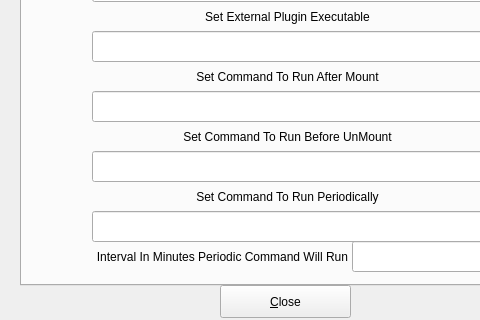
This is src/configoptions.ui in mhogomchungu/sirikali as Qt 5 draws it before an edit; both pictures show x 0 to 480 and y 155 to 475 of the 621 by 475 pixel window. The edited form follows.
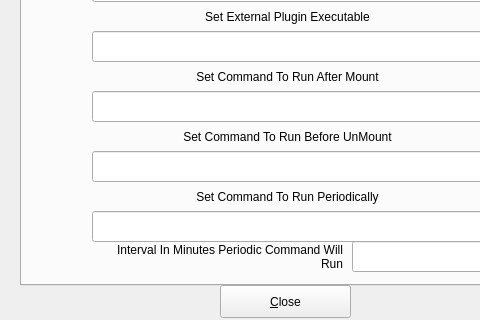
This is the edited form.

The edit to the form file:
```diff
--- a/src/configoptions.ui
+++ b/src/configoptions.ui
@@ -606,7 +606,7 @@
       <rect>
        <x>70</x>
        <y>360</y>
-       <width>261</width>
+       <width>251</width>
        <height>31</height>
       </rect>
      </property>
@@ -614,7 +614,7 @@
       <string>Interval In Minutes Periodic Command Will Run</string>
      </property>
      <property name="alignment">
-      <set>Qt::AlignCenter</set>
+      <set>Qt::AlignRight|Qt::AlignTrailing|Qt::AlignVCenter</set>
      </property>
      <property name="wordWrap">
       <bool>true</bool>
```
